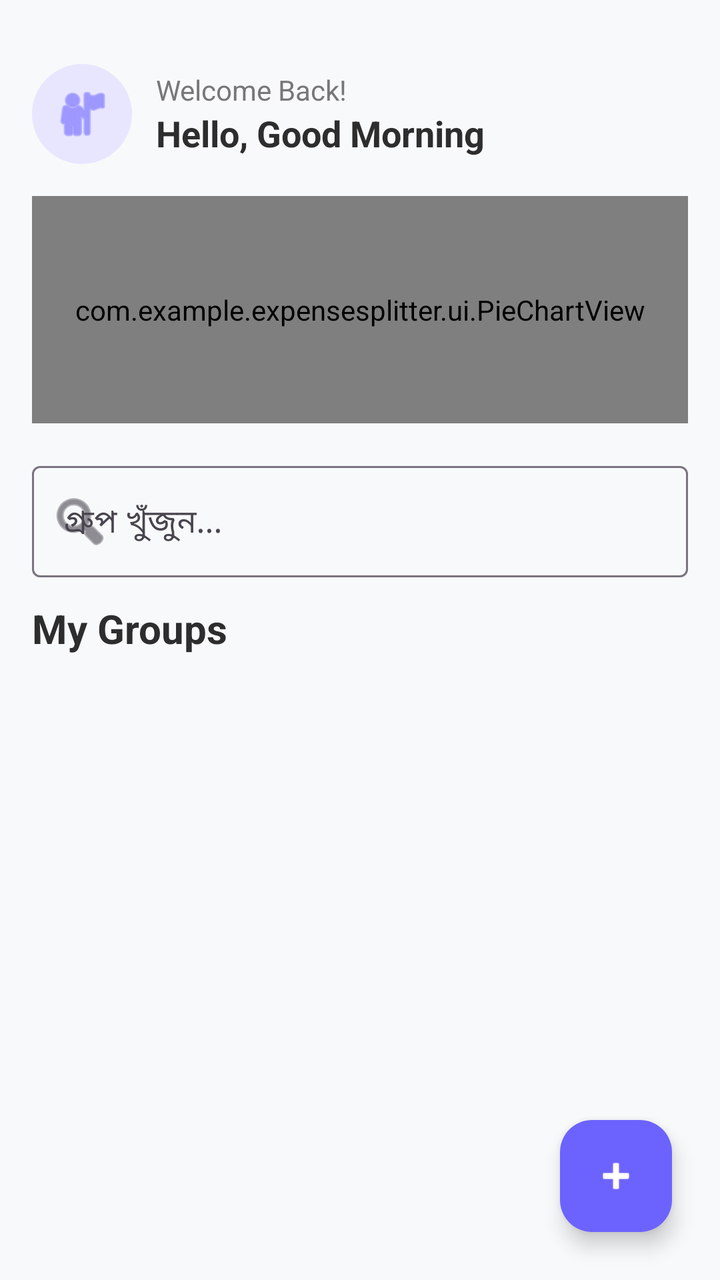
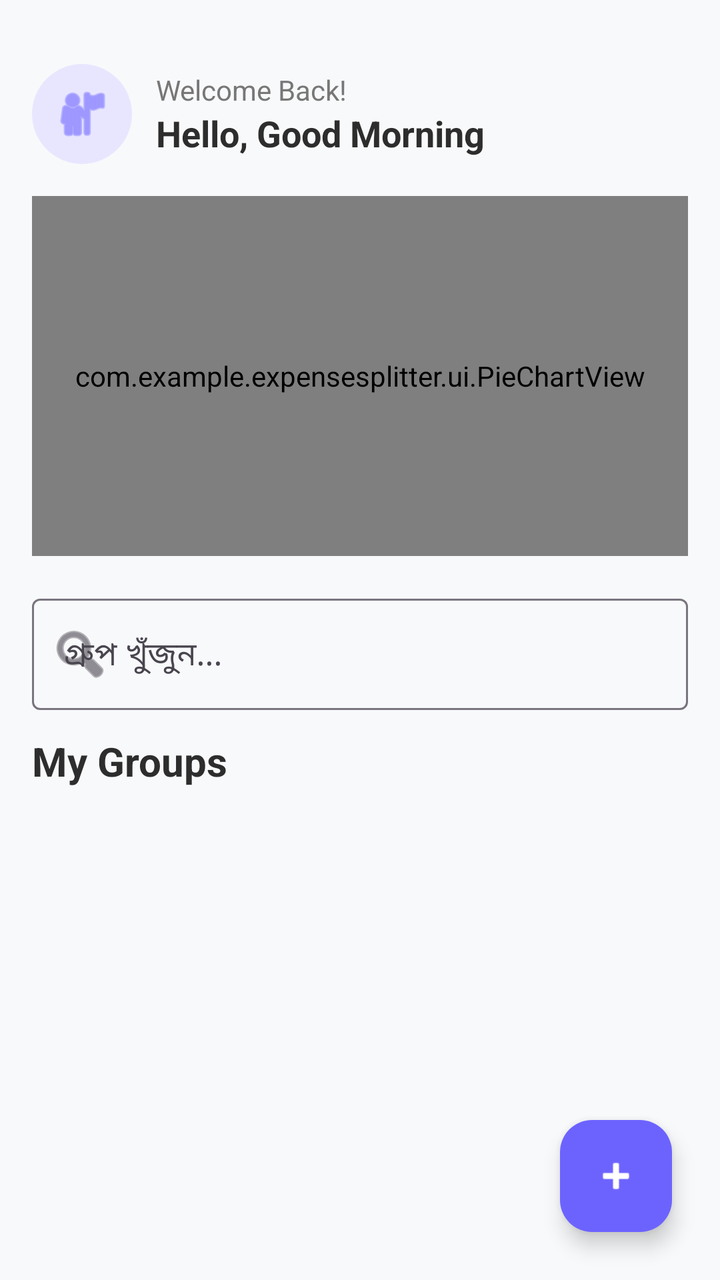

Two renders of the same Android screen: before a commit and after it. Below are the layout's source before the change and the commit's diff.
<!-- AndroidManifest.xml: application theme Theme.ExpenseSplitter -->
<!-- res/layout/activity_main.xml -->
<?xml version="1.0" encoding="utf-8"?>
<androidx.coordinatorlayout.widget.CoordinatorLayout xmlns:android="http://schemas.android.com/apk/res/android"
    xmlns:app="http://schemas.android.com/apk/res-auto"
    android:layout_width="match_parent"
    android:layout_height="match_parent"
    android:background="#F8F9FA"> 

    <LinearLayout
        android:layout_width="match_parent"
        android:layout_height="match_parent"
        android:orientation="vertical"
        android:padding="16dp">

        <LinearLayout
            android:layout_width="match_parent"
            android:layout_height="wrap_content"
            android:orientation="horizontal"
            android:gravity="center_vertical"
            android:layout_marginTop="16dp"
            android:layout_marginBottom="16dp">

            <ImageView
                android:layout_width="50dp"
                android:layout_height="50dp"
                android:src="@android:drawable/ic_menu_myplaces"
                app:tint="@color/purple_primary"
                android:background="@drawable/circle_bg_pastel"
                android:padding="10dp"/>

            <LinearLayout
                android:layout_width="0dp"
                android:layout_height="wrap_content"
                android:layout_weight="1"
                android:layout_marginStart="12dp"
                android:orientation="vertical">
                <TextView
                    android:layout_width="wrap_content"
                    android:layout_height="wrap_content"
                    android:text="Welcome Back!"
                    android:textColor="@color/text_light"
                    android:textSize="14sp"/>
                    <TextView
                    android:id="@+id/tvGreeting"
                    android:layout_width="wrap_content"
                    android:layout_height="wrap_content"
                    android:text="Hello, Good Morning"
                    android:textColor="@color/text_dark"
                    android:textSize="18sp"
                    android:textStyle="bold"/>
            </LinearLayout>
        </LinearLayout>

        <com.example.expensesplitter.ui.PieChartView
            android:id="@+id/pieChart"
            android:layout_width="match_parent"
            android:layout_height="0dp"
            android:layout_weight="1"
            android:layout_marginBottom="16dp"/>
                <com.google.android.material.textfield.TextInputLayout
            style="@style/Widget.Material3.TextInputLayout.OutlinedBox"
            android:layout_width="match_parent"
            android:layout_height="wrap_content"
            android:layout_marginBottom="12dp"
            app:startIconDrawable="@android:drawable/ic_menu_search">
            <com.google.android.material.textfield.TextInputEditText
                android:id="@+id/etSearch"
                android:layout_width="match_parent"
                android:layout_height="wrap_content"
                android:hint="গ্রুপ খুঁজুন..."
                android:inputType="text"/>
        </com.google.android.material.textfield.TextInputLayout>

        <TextView
            android:layout_width="wrap_content"
            android:layout_height="wrap_content"
            android:text="My Groups"
            android:textColor="@color/text_dark"
            android:textSize="20sp"
            android:textStyle="bold"
            android:layout_marginBottom="12dp"/>

        <androidx.recyclerview.widget.RecyclerView
            android:id="@+id/recyclerView"
            android:layout_width="match_parent"
            android:layout_height="0dp"
            android:layout_weight="2.5"
            android:clipToPadding="false"/>

    </LinearLayout>

    <com.google.android.material.floatingactionbutton.FloatingActionButton
        android:id="@+id/fabAdd"
        android:layout_width="wrap_content"
        android:layout_height="wrap_content"
        android:layout_gravity="bottom|end"
        android:layout_margin="24dp"
        android:backgroundTint="@color/purple_primary"
        android:src="@android:drawable/ic_input_add"
        app:tint="@android:color/white"/>
</androidx.coordinatorlayout.widget.CoordinatorLayout>
<!-- resources referenced by this layout -->
<resources>
  <color name="purple_primary">#6C63FF</color>
  <color name="text_dark">#2D2D2D</color>
  <color name="text_light">#777777</color>
  <!-- drawable circle_bg_pastel (drawable) -->
  <?xml version="1.0" encoding="utf-8"?>
  <shape xmlns:android="http://schemas.android.com/apk/res/android" android:shape="oval">
      <solid android:color="#E8E6FF"/>
  </shape>
  <style name="Theme.ExpenseSplitter" parent="Theme.Material3.DayNight.NoActionBar">
          <item name="colorPrimary">@color/purple_primary</item>
          <item name="android:windowBackground">@color/bg_color</item>
          <item name="android:statusBarColor">@color/bg_color</item>
          <item name="android:windowLightStatusBar">true</item>
      </style>
  <color name="bg_color">#FFFFFF</color>
</resources>

<!-- the commit's change to res/layout/activity_main.xml (unified diff, before → after) -->
@@ -50,13 +50,12 @@
             </LinearLayout>
         </LinearLayout>
 
-        <com.example.expensesplitter.ui.PieChartView
+            <com.example.expensesplitter.ui.PieChartView
             android:id="@+id/pieChart"
             android:layout_width="match_parent"
-            android:layout_height="0dp"
-            android:layout_weight="1"
+            android:layout_height="180dp" 
             android:layout_marginBottom="16dp"/>
-                <com.google.android.material.textfield.TextInputLayout
+            <com.google.android.material.textfield.TextInputLayout
             style="@style/Widget.Material3.TextInputLayout.OutlinedBox"
             android:layout_width="match_parent"
             android:layout_height="wrap_content"
